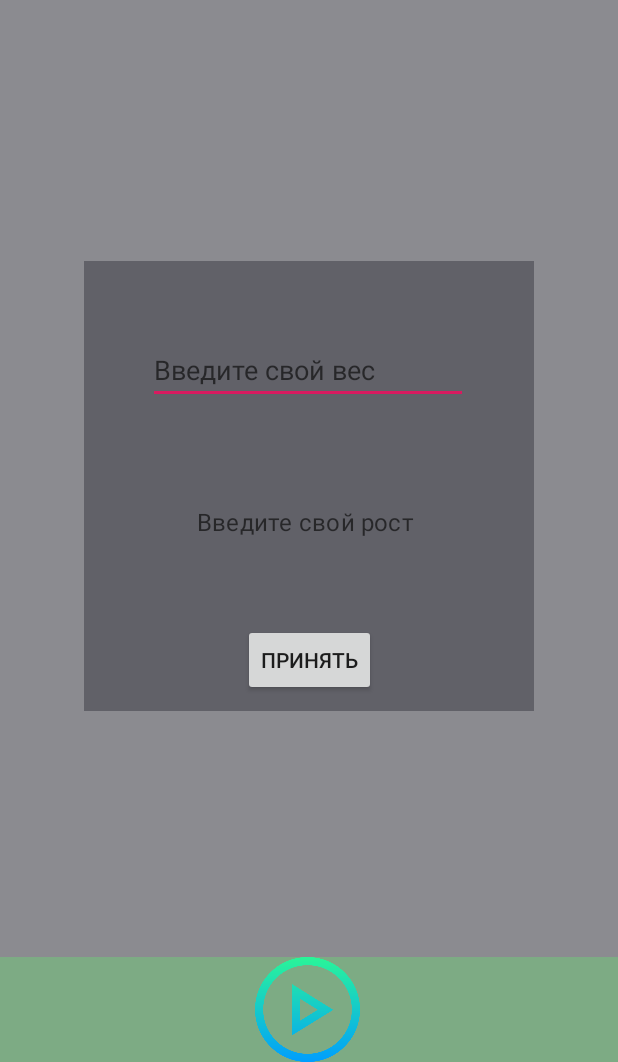
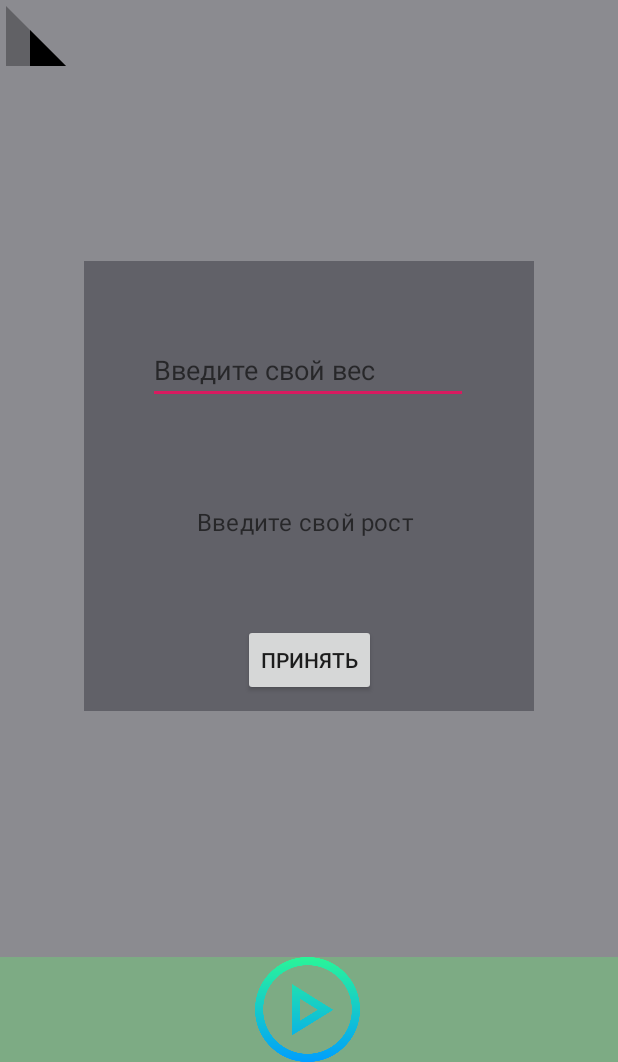
Before and after one commit to Nai1ka/inSport, an Android app: the screen it shows after launch (NavigationActivity), on a phone screen of 412 x 824 dp, the part 174-1236 px from its top. Run offline under Robolectric (Android 15) with nearby library versions, the phone set to English and light mode, and no system bars; our stand-ins replace AdMob.

Commit message:
Stable version

```diff
--- a/app/src/main/java/com/ndevelop/insport/Fragments/MapsFragment.java
+++ b/app/src/main/java/com/ndevelop/insport/Fragments/MapsFragment.java
@@ -22,6 +22,7 @@ import android.widget.AdapterView;
 import android.widget.Button;
 import android.widget.EditText;
 import android.widget.ImageButton;
+import android.widget.ImageView;
 import android.widget.Spinner;
 import android.widget.TextView;
 import android.widget.Toast;
@@ -90,6 +91,7 @@ public class MapsFragment extends Fragment implements GoogleMap.OnMyLocationButt
     private EditText weightText;
     private EditText heightText;
     private Button okButton;
+    private ImageView iv_accuracy;
     private View view_medium;
     private View view_background;
     private List<LatLng> points;
@@ -143,6 +145,7 @@ public class MapsFragment extends Fragment implements GoogleMap.OnMyLocationButt
         okButton = v.findViewById(R.id.okButton);
         view_medium = v.findViewById(R.id.view_medium);
         view_background = v.findViewById(R.id.view_background);
+        iv_accuracy = v.findViewById(R.id.iv_accuracy);
         speedList.add(10);
         speedList.add(11);
 
@@ -191,6 +194,10 @@ public class MapsFragment extends Fragment implements GoogleMap.OnMyLocationButt
                     maxSpeed = 0;
                     averageSpeed = 0;
                     if (!Utils.checkGPSPermissoins(getActivity())) {
+                        ArrayList<LatLng> tempList = new ArrayList<>();
+
+                        //Toast.makeText(getActivity(), "" + Utils.getLastKnownLocation(getActivity(), getContext()), Toast.LENGTH_SHORT).show();
+
                         // mMap.addCircle(new CircleOptions().center(tempList.get(0)).radius(0.2)
                         //  .fillColor(Color.YELLOW).strokeColor(Color.YELLOW));
                          //TODO исправить, что первая точка появлется лишь после первого изменения положения(при нажатии на кнопку старт первое изменение не учитывается)
@@ -294,7 +301,8 @@ public class MapsFragment extends Fragment implements GoogleMap.OnMyLocationButt
                     if (!Utils.checkGPSPermissoins(getActivity())) {
                         ArrayList<LatLng> tempList = new ArrayList<>();
                         tempList.add(myLatLng);
-                        route.setPoints(tempList);
+                        //route.setPoints(tempList);
+                        //TODO сдесь багает и стирает всю карту
                         mMap.addCircle(new CircleOptions().center(tempList.get(0)).radius(0.2).fillColor(Color.BLUE).strokeColor(Color.BLUE));
                     }
                 }
@@ -373,6 +381,10 @@ public class MapsFragment extends Fragment implements GoogleMap.OnMyLocationButt
 
     @SuppressLint("SetTextI18n")
     public void buildData(Double latitude, Double longitude, Float speed, Float accuracy) {
+        if(accuracy>50) iv_accuracy.setImageResource(R.drawable.ic_signal_cellular_0_bar_black_24dp);
+        else if (accuracy<50 && accuracy>25) iv_accuracy.setImageResource(R.drawable.ic_signal_cellular_2_bar_black_24dp);
+        else if (accuracy<25 && accuracy>10) iv_accuracy.setImageResource(R.drawable.ic_signal_cellular_3_bar_black_24dp);
+        else if(accuracy<10) iv_accuracy.setImageResource(R.drawable.ic_signal_cellular_4_bar_black_24dp);
         if (latitude != old_latitude && longitude != old_longitude) {
             myLatLng = new LatLng(latitude, longitude);
             points = route.getPoints();
@@ -407,6 +419,10 @@ public class MapsFragment extends Fragment implements GoogleMap.OnMyLocationButt
                 last_latitude = latitude;
                 last_longitude = longitude;
 
+
+
+
+
             }
         }
         old_latitude = latitude;
--- /dev/null
+++ b/app/src/main/res/drawable/ic_signal_cellular_0_bar_black_24dp.xml
@@ -0,0 +1,12 @@
+<vector xmlns:android="http://schemas.android.com/apk/res/android"
+        android:width="24dp"
+        android:height="24dp"
+
+        android:viewportWidth="24.0"
+        android:viewportHeight="24.0">
+
+    <path
+        android:fillColor="#FF000000"
+        android:pathData="M2,22h20V2z"
+        android:fillAlpha=".3"/>
+</vector>
--- /dev/null
+++ b/app/src/main/res/drawable/ic_signal_cellular_2_bar_black_24dp.xml
@@ -0,0 +1,15 @@
+<vector xmlns:android="http://schemas.android.com/apk/res/android"
+        android:width="24dp"
+        android:height="24dp"
+        android:viewportWidth="24.0"
+        android:viewportHeight="24.0">
+
+    <path
+        android:fillColor="#FF000000"
+        android:pathData="M2,22h20V2z"
+        android:fillAlpha=".3"/>
+    <path
+        android:fillColor="#FF000000"
+        android:pathData="M14,10L2,22h12z"/>
+
+</vector>
--- /dev/null
+++ b/app/src/main/res/drawable/ic_signal_cellular_3_bar_black_24dp.xml
@@ -0,0 +1,13 @@
+<vector xmlns:android="http://schemas.android.com/apk/res/android"
+        android:width="24dp"
+        android:height="24dp"
+        android:viewportWidth="24.0"
+        android:viewportHeight="24.0">
+    <path
+        android:fillColor="#FF000000"
+        android:pathData="M2,22h20V2z"
+        android:fillAlpha=".3"/>
+    <path
+        android:fillColor="#FF000000"
+        android:pathData="M17,7L2,22h15z"/>
+</vector>
--- /dev/null
+++ b/app/src/main/res/drawable/ic_signal_cellular_4_bar_black_24dp.xml
@@ -0,0 +1,10 @@
+<vector xmlns:android="http://schemas.android.com/apk/res/android"
+        android:width="24dp"
+        android:height="24dp"
+        android:viewportWidth="24.0"
+        android:viewportHeight="24.0">
+
+    <path
+        android:fillColor="#FF000000"
+        android:pathData="M2,22h20V2z"/>
+</vector>
--- a/app/src/main/res/layout/fragment_maps.xml
+++ b/app/src/main/res/layout/fragment_maps.xml
@@ -167,4 +167,13 @@
         app:layout_constraintStart_toStartOf="parent"
         app:layout_constraintTop_toTopOf="parent" />
 
+    <ImageView
+        android:id="@+id/iv_accuracy"
+        android:layout_width="48dp"
+        android:layout_height="48dp"
+        android:src="@drawable/ic_signal_cellular_2_bar_black_24dp"
+        app:layout_constraintTop_toBottomOf="@+id/view_up"
+        tools:layout_editor_absoluteX="0dp"
+        android:scaleX="-1"/>
+
 </androidx.constraintlayout.widget.ConstraintLayout>
```
